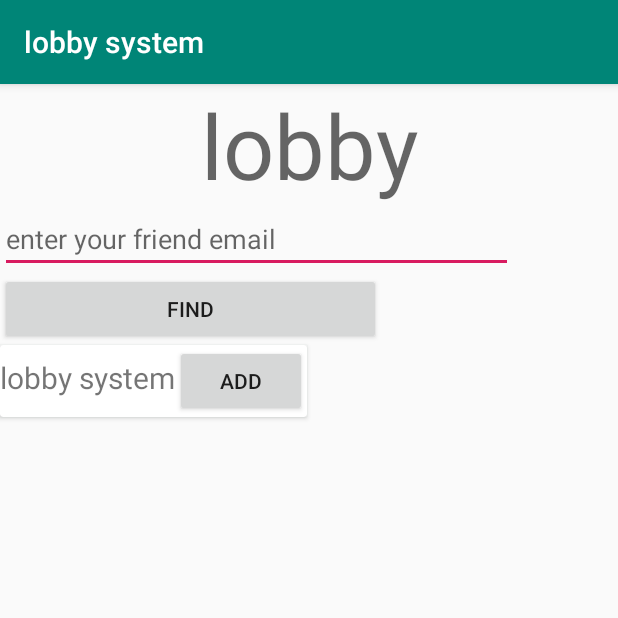
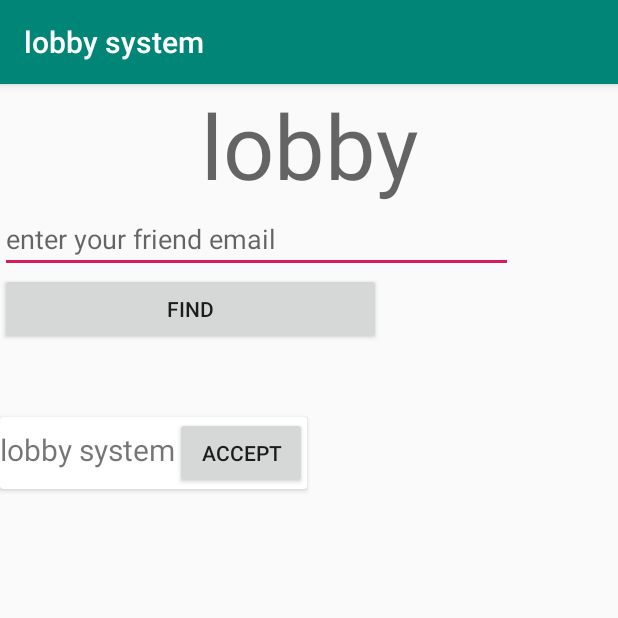
Before and after one commit to anfaas1618/lobby-system, an Android app: the OnlineCheckLobby screen opened directly, with no data from a screen before it, on a phone screen of 412 x 824 dp, the top half of it. Run offline under Robolectric (Android 15) with nearby library versions, the phone set to English and light mode, and no system bars; our stand-ins replace Firebase (no records; nobody signed in at launch, a user with empty details on screens opened directly).

```diff
--- /dev/null
+++ b/app/src/main/java/com/anfaas/lobbysystem/AddFriend.java
@@ -0,0 +1,4 @@
+package com.anfaas.lobbysystem;
+
+public class AddFriend {
+}
--- a/app/src/main/java/com/anfaas/lobbysystem/LocalDatabase.java
+++ b/app/src/main/java/com/anfaas/lobbysystem/LocalDatabase.java
@@ -9,6 +9,8 @@ public class LocalDatabase {
     String uid;
     int checkLogin;
     Context context;
+
+
 
     public LocalDatabase(String name, String email, String uid,Context context) {
         this.name = name;
@@ -27,7 +29,6 @@ public class LocalDatabase {
         SharedPreferences.Editor uid_edit = l_uid.edit();
         uid_edit.putString("UID",uid);
         uid_edit.commit();
-
     }
     public static void checkLogin(int check,Context context)
     {
@@ -36,5 +37,13 @@ public class LocalDatabase {
         logincheck_edit.putInt("LOGINCHECK",check);
 
     }
+//   public static String   getLocalName()
+//    {
+//        return l_name.getString("NAME","NULL");
+//    }
+   public static String   getLocalUid(Context context)
+    {   SharedPreferences l_uid = context.getSharedPreferences("UID",Context.MODE_PRIVATE );
+        return l_uid.getString("UID","NULL");
+    }
 
 }
--- a/app/src/main/java/com/anfaas/lobbysystem/OnlineCheckLobby.java
+++ b/app/src/main/java/com/anfaas/lobbysystem/OnlineCheckLobby.java
@@ -2,13 +2,19 @@ package com.anfaas.lobbysystem;
 
 import androidx.annotation.NonNull;
 import androidx.appcompat.app.AppCompatActivity;
+import androidx.cardview.widget.CardView;
 
+import android.content.Context;
 import android.os.Bundle;
+import android.os.Handler;
 import android.view.View;
 import android.widget.Button;
 import android.widget.EditText;
+import android.widget.TextView;
 import android.widget.Toast;
 
+import com.google.android.gms.tasks.OnCompleteListener;
+import com.google.android.gms.tasks.Task;
 import com.google.firebase.database.DataSnapshot;
 import com.google.firebase.database.DatabaseError;
 import com.google.firebase.database.DatabaseReference;
@@ -16,16 +22,31 @@ import com.google.firebase.database.FirebaseDatabase;
 import com.google.firebase.database.ValueEventListener;
 
 public class OnlineCheckLobby extends AppCompatActivity {
-Button find;
+Button find,add,accept_req;
 EditText find_email;
+CardView user_found;
+TextView name_found,request_name;
+Handler mHandler;
+    Context context ;
+    User user;
 FirebaseDatabase database=FirebaseDatabase.getInstance();
 DatabaseReference myRef=database.getReference("Users");
     @Override
     protected void onCreate(Bundle savedInstanceState) {
         super.onCreate(savedInstanceState);
         setContentView(R.layout.activity_online_check_lobby);
+        context=this.getApplicationContext();
+        this.mHandler = new Handler();
+
+        this.mHandler.postDelayed(m_Runnable,5000);
+
+        user_found =findViewById(R.id.user_found);
         find=findViewById(R.id.search);
         find_email=findViewById(R.id.email_search);
+        name_found=findViewById(R.id.found_name);
+        add=findViewById(R.id.add);
+        accept_req=findViewById(R.id.request_accept_btn);
+        request_name=findViewById(R.id.request_name);
         find.setOnClickListener(new View.OnClickListener() {
             @Override
             public void onClick(View v) {
@@ -34,10 +55,12 @@ DatabaseReference myRef=database.getReference("Users");
                  public void onDataChange(@NonNull DataSnapshot dataSnapshot) {
                        for (DataSnapshot snap:dataSnapshot.getChildren())
                        {
-                          User user = snap.getValue(User.class);
+                           user = snap.getValue(User.class);
                           if (user.getEmail().equals(find_email.getText().toString()))
                           {
                               Toast.makeText(OnlineCheckLobby.this, "great", Toast.LENGTH_SHORT).show();
+                              name_found.setText(user.getName());
+                              user_found.setVisibility(View.VISIBLE);
                           }
                        }
                  }
@@ -49,6 +72,39 @@ DatabaseReference myRef=database.getReference("Users");
              });
             }
         });
+     add.setOnClickListener(new View.OnClickListener() {
+         @Override
+         public void onClick(View v) {
+             FirebaseDatabase database1=FirebaseDatabase.getInstance();
+             DatabaseReference reference=database1.getReference("request");
+             reference.child(LocalDatabase.getLocalUid(context)).setValue(user.getUid()).addOnCompleteListener(new OnCompleteListener<Void>() {
+                 @Override
+                 public void onComplete(@NonNull Task<Void> task) {
+                     user_found.setVisibility(View.GONE);
+                 }
+             });
+         }
+     });
+
+
+    }
+    private final Runnable m_Runnable = new Runnable()
+    {
+        public void run()
+
+        {
+            Toast.makeText(OnlineCheckLobby.this,"in runnable",Toast.LENGTH_SHORT).show();
+
+            OnlineCheckLobby.this.mHandler.postDelayed(m_Runnable, 5000);
+        }
+
+
+    };
+    @Override
+    protected void onPause() {
+        super.onPause();
+        mHandler.removeCallbacks(m_Runnable);
+        finish();
 
     }
 }
--- a/app/src/main/java/com/anfaas/lobbysystem/User.java
+++ b/app/src/main/java/com/anfaas/lobbysystem/User.java
@@ -1,5 +1,4 @@
 package com.anfaas.lobbysystem;
-
 public class User {
     private   String name,email,uid;
     public User(String name,String email,String uid)
@@ -7,8 +6,8 @@ public class User {
         this.name=name;
         this.email=email;
         this.uid=uid;
-
     }
+    //this is most important af otherwise app will crash idk wtf is wrong with firebase
     public  User()
     {
 
--- a/app/src/main/res/layout/activity_online_check_lobby.xml
+++ b/app/src/main/res/layout/activity_online_check_lobby.xml
@@ -32,7 +32,8 @@
         android:text="find" />
 
     <androidx.cardview.widget.CardView
-
+        android:id="@+id/user_found"
+       android:visibility="invisible"
         android:layout_width="wrap_content"
         android:layout_height="wrap_content"
         android:elevation="20dp"
@@ -45,11 +46,13 @@
             android:orientation="horizontal">
 
             <TextView
+                android:id="@+id/found_name"
                 android:layout_width="wrap_content"
                 android:layout_height="wrap_content"
                 android:text="@string/app_name"
                 android:textSize="20sp" />
             <Button
+                android:id="@+id/add"
                 android:layout_width="wrap_content"
                 android:layout_height="wrap_content"
                 android:text="add"
@@ -57,5 +60,34 @@
         </LinearLayout>
 
     </androidx.cardview.widget.CardView>
+    <androidx.cardview.widget.CardView
+        android:id="@+id/request_friend"
+        android:visibility="visible"
+        android:layout_width="wrap_content"
+        android:layout_height="wrap_content"
+        android:elevation="20dp"
+        android:outlineAmbientShadowColor="@color/colorPrimaryDark"
+        android:paddingLeft="20dp">
+
+        <LinearLayout
+            android:layout_width="match_parent"
+            android:layout_height="match_parent"
+            android:orientation="horizontal">
+
+            <TextView
+                android:id="@+id/request_name"
+                android:layout_width="wrap_content"
+                android:layout_height="wrap_content"
+                android:text="@string/app_name"
+                android:textSize="20sp" />
+            <Button
+                android:id="@+id/request_accept_btn"
+                android:layout_width="wrap_content"
+                android:layout_height="wrap_content"
+                android:text="accept"
+                />
+        </LinearLayout>
+
+    </androidx.cardview.widget.CardView>
 
 </LinearLayout>
```
